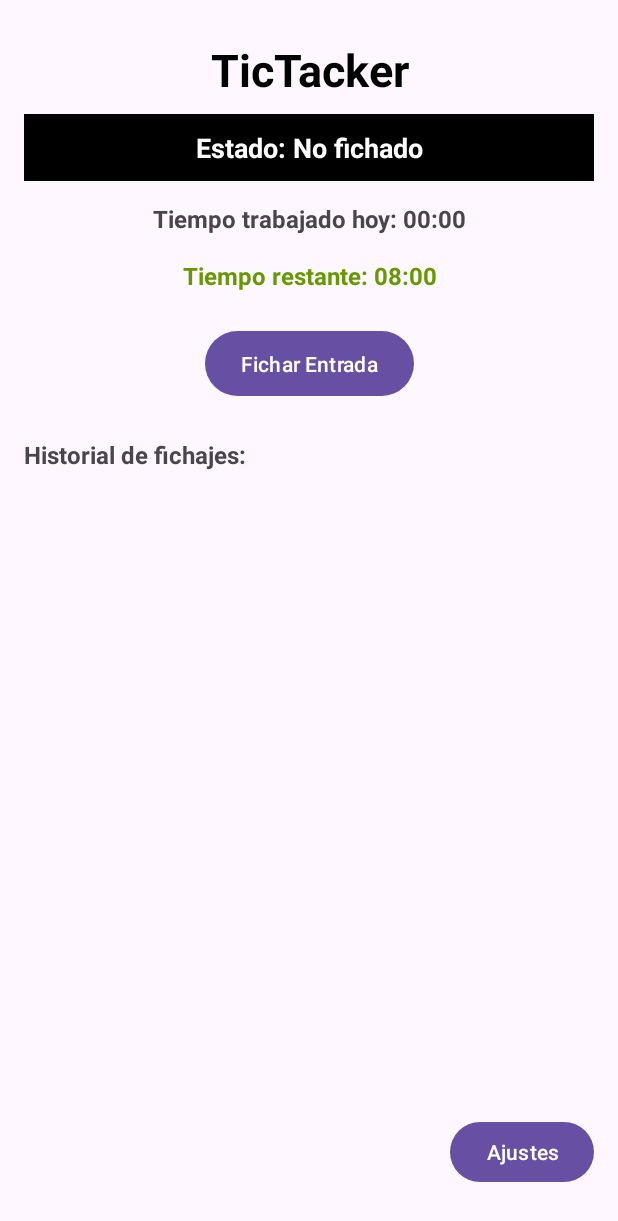
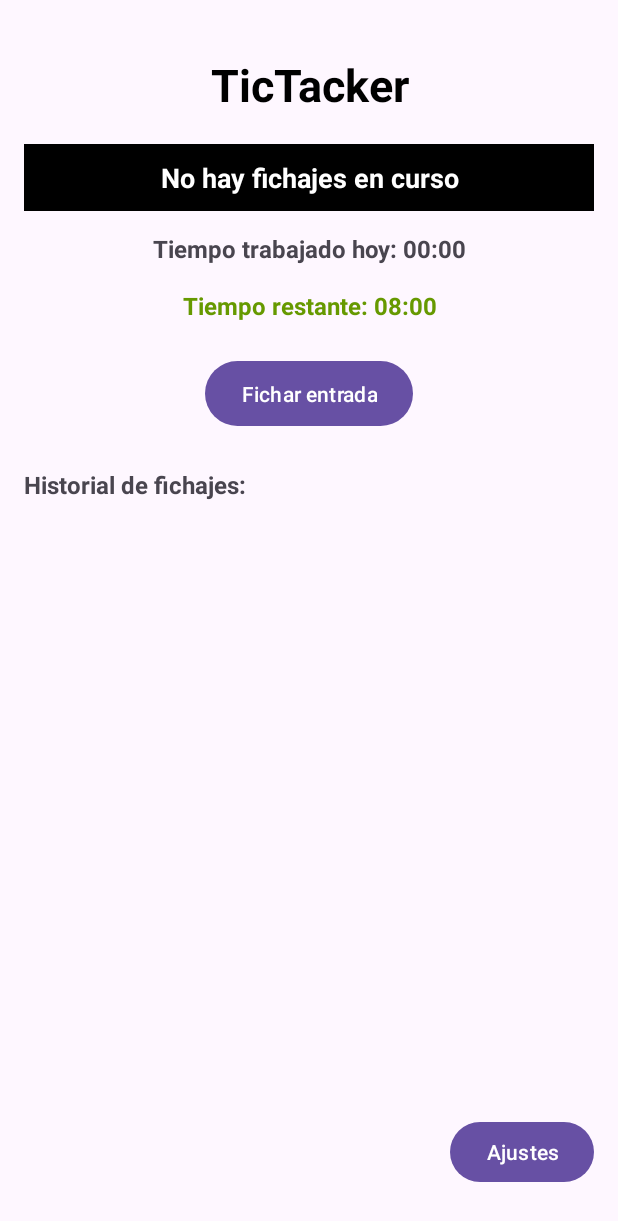
Before and after one commit to ffernandezco/DAS-Proyecto, an Android app: the screen it shows after launch (MainActivity), on a phone screen of 412 x 824 dp. Shown: the top 1221 px of the screen. Run offline under Robolectric (Android 15) with nearby library versions, the phone set to English and light mode, and no system bars.

Commit message:
Corregido estado del fichaje

```diff
--- a/app/src/main/java/eus/ehu/dasproyecto/MainActivity.java
+++ b/app/src/main/java/eus/ehu/dasproyecto/MainActivity.java
@@ -211,7 +211,8 @@ public class MainActivity extends AppCompatActivity {
 
         // Textos a mostrar
         if (isClockedIn) {
-            tvEstadoFichaje.setText(getString(R.string.estado_fichado));
+            String horaFichaje = WorkTimeCalculator.getLastClockInTime(todaysFichajes);
+            tvEstadoFichaje.setText(getString(R.string.estado_fichado, horaFichaje));
             btnFichar.setText(getString(R.string.fichar_salida));
         } else {
             tvEstadoFichaje.setText(getString(R.string.estado_no_fichado));
--- a/app/src/main/res/layout/activity_main.xml
+++ b/app/src/main/res/layout/activity_main.xml
@@ -18,7 +18,7 @@
         android:textSize="30sp"
         android:textStyle="bold"
         android:textColor="@color/black"
-        android:layout_marginTop="10dp"
+        android:layout_marginTop="20dp"
         android:layout_marginBottom="10dp"
         app:layout_constraintEnd_toEndOf="parent"
         app:layout_constraintStart_toStartOf="parent"
@@ -28,7 +28,7 @@
         android:id="@+id/tvEstadoFichaje"
         android:layout_width="0dp"
         android:layout_height="wrap_content"
-        android:layout_marginTop="60dp"
+        android:layout_marginTop="80dp"
         android:background="@android:color/background_dark"
         android:paddingVertical="10dp"
         android:text="@string/estado_no_fichado"
--- a/app/src/main/res/values/strings.xml
+++ b/app/src/main/res/values/strings.xml
@@ -1,10 +1,10 @@
 <?xml version="1.0" encoding="utf-8"?>
 <resources>
     <string name="app_name">TicTacker</string>
-    <string name="estado_no_fichado">Estado: No fichado</string>
-    <string name="estado_fichado">Estado: Fichado desde %1$s</string>
-    <string name="fichar_entrada">Fichar Entrada</string>
-    <string name="fichar_salida">Fichar Salida</string>
+    <string name="estado_no_fichado">No hay fichajes en curso</string>
+    <string name="estado_fichado">Has fichado hoy a las %1$s</string>
+    <string name="fichar_entrada">Fichar entrada</string>
+    <string name="fichar_salida">Finalizar turno</string>
     <string name="historial">Historial de fichajes:</string>
     <string name="fecha">Fecha: %1$s</string>
     <string name="entrada">Entrada: %1$s</string>
```
Also changed, not shown: app/src/main/java/eus/ehu/dasproyecto/WorkTimeCalculator.java (+9 -0 lines), 1 other file.
